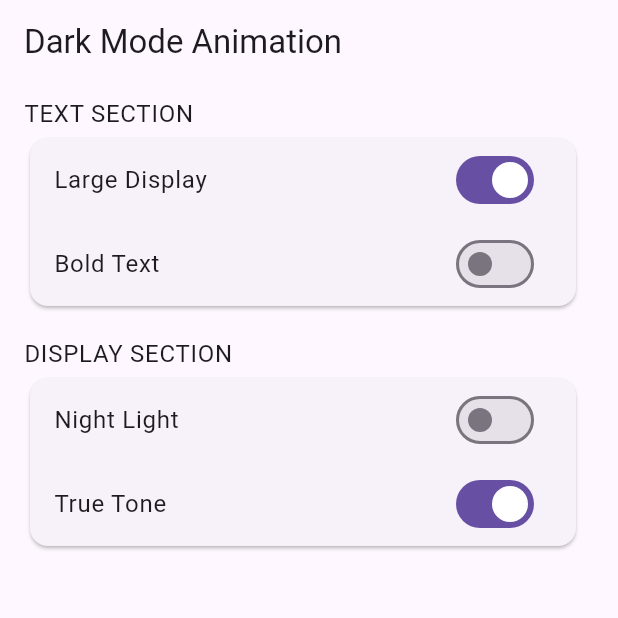
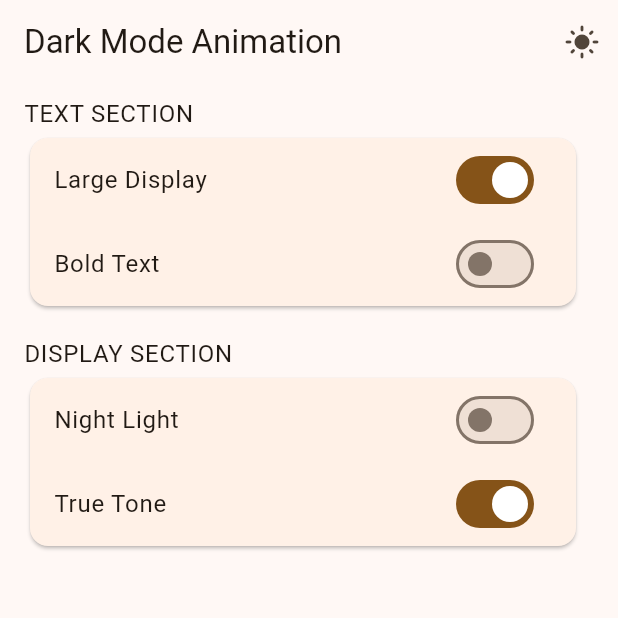
Before and after one commit to cscoderr/telegram_theme_switcher_animation, a Flutter app: the screen it shows after launch, on a phone screen of 412 x 824 dp, the top half of it. Run offline on Flutter 3.47's test engine with Material 2 defaults, Android fonts, the phone set to English and light mode, and no system bars; our stand-ins replace flutter_riverpod.

Commit message:
initial commit

```diff
--- a/lib/app.dart
+++ b/lib/app.dart
@@ -1,15 +1,47 @@
 import 'package:flutter/material.dart';
-import 'package:telegram_dark_mode_animation/home_page.dart';
+import 'package:flutter_riverpod/flutter_riverpod.dart';
+import 'package:telegram_dark_mode_animation/home/home.dart';
+import 'package:telegram_dark_mode_animation/home/providers/theme_provider.dart';
 
-class MainApp extends StatelessWidget {
+class MainApp extends ConsumerWidget {
   const MainApp({super.key});
 
   @override
-  Widget build(BuildContext context) {
+  Widget build(BuildContext context, WidgetRef ref) {
+    final theme = ref.watch(themeProvider);
     return MaterialApp(
       debugShowCheckedModeBanner: false,
-      theme: ThemeData.light(useMaterial3: true),
+      themeMode: theme,
+      theme: AppTheme.instance.lightTheme(ThemeMode.light),
+      darkTheme: AppTheme.instance.darkTheme(ThemeMode.dark),
       home: const HomePage(),
     );
   }
 }
+
+class AppTheme {
+  AppTheme._();
+  static final AppTheme _instance = AppTheme._();
+  static AppTheme get instance => _instance;
+
+  ThemeData _mainTheme(ThemeMode themeMode) {
+    return ThemeData(
+      brightness:
+          themeMode == ThemeMode.dark ? Brightness.dark : Brightness.light,
+      useMaterial3: true,
+      colorScheme: ColorScheme.fromSeed(
+        seedColor: Colors.orange,
+        brightness:
+            themeMode == ThemeMode.dark ? Brightness.dark : Brightness.light,
+      ),
+    );
+  }
+
+  ThemeData darkTheme(ThemeMode themeMode) {
+    return _mainTheme(themeMode).copyWith();
+  }
+
+  ThemeData lightTheme(ThemeMode themeMode) {
+    return _mainTheme(themeMode).copyWith();
+  }
+}
--- /dev/null
+++ b/lib/home/home.dart
@@ -0,0 +1 @@
+export 'view/home_page.dart';
--- /dev/null
+++ b/lib/home/providers/home_provider.dart
@@ -0,0 +1,5 @@
+import 'package:flutter/material.dart';
+
+class HomeProvider extends ChangeNotifier {
+  bool isDarkMode = false;
+}
--- /dev/null
+++ b/lib/home/providers/theme_provider.dart
@@ -0,0 +1,14 @@
+import 'package:flutter/material.dart';
+import 'package:flutter_riverpod/flutter_riverpod.dart';
+
+class ThemeProvider extends StateNotifier<ThemeMode> {
+  ThemeProvider() : super(ThemeMode.system);
+
+  void changeTheme(ThemeMode themeMode) {
+    state = themeMode;
+  }
+}
+
+final themeProvider = StateNotifierProvider<ThemeProvider, ThemeMode>((ref) {
+  return ThemeProvider();
+});
--- a/lib/home_page.dart
+++ b/lib/home/view/home_page.dart
@@ -1,12 +1,22 @@
-import 'package:flutter/cupertino.dart';
+import 'package:flutter/material.dart';
+import 'package:flutter_riverpod/flutter_riverpod.dart';
+import 'package:telegram_dark_mode_animation/home/providers/theme_provider.dart';
 import 'package:telegram_dark_mode_animation/widgets/widgets.dart';
 
-class HomePage extends StatelessWidget {
+class HomePage extends ConsumerStatefulWidget {
   const HomePage({super.key});
 
   @override
+  ConsumerState<ConsumerStatefulWidget> createState() => _HomePageState();
+}
+
+class _HomePageState extends ConsumerState<HomePage> {
+  final snapshotController = SnapshotController();
+  bool isDarkMode = false;
+  @override
   Widget build(BuildContext context) {
     return AdaptiveScaffold(
+      snapshotController: snapshotController,
       title: 'Dark Mode Animation',
       body: Column(
         children: [
@@ -43,6 +53,13 @@ class HomePage extends StatelessWidget {
           ),
         ],
       ),
+      onThemeIconPressed: () {
+        final mode = isDarkMode ? ThemeMode.dark : ThemeMode.light;
+        ref.read(themeProvider.notifier).changeTheme(mode);
+        setState(() {
+          isDarkMode = !isDarkMode;
+        });
+      },
     );
   }
 }
--- a/lib/widgets/adaptive_list_section.dart
+++ b/lib/widgets/adaptive_list_section.dart
@@ -20,7 +20,7 @@ class AdaptiveListSection extends StatelessWidget {
     if (Platform.isIOS || Platform.isMacOS) {
       return CupertinoListSection(
         header: title != null ? Text(title!) : null,
-        footer: title != null ? Text(footer!) : null,
+        footer: footer != null ? Text(footer!) : null,
         children: children,
       );
     } else {
--- a/lib/widgets/adaptive_scaffold.dart
+++ b/lib/widgets/adaptive_scaffold.dart
@@ -1,28 +1,39 @@
 import 'dart:io';
+import 'dart:ui' as ui;
 
 import 'package:flutter/cupertino.dart';
 import 'package:flutter/material.dart';
+import 'package:flutter/src/rendering/object.dart';
 
 class AdaptiveScaffold extends StatelessWidget {
   const AdaptiveScaffold({
     super.key,
     this.title,
     required this.body,
+    required this.snapshotController,
+    this.onThemeIconPressed,
   });
 
   final String? title;
   final Widget body;
+  final SnapshotController snapshotController;
+  final VoidCallback? onThemeIconPressed;
 
   @override
   Widget build(BuildContext context) {
+    Widget? widget;
     if (Platform.isIOS || Platform.isMacOS) {
-      return CupertinoPageScaffold(
+      widget = CupertinoPageScaffold(
         child: NestedScrollView(
           headerSliverBuilder: (context, innerBoxIsScrolled) {
             return [
               if (title != null)
                 CupertinoSliverNavigationBar(
                   largeTitle: Text(title!),
+                  trailing: IconButton(
+                    icon: const Icon(Icons.light_mode),
+                    onPressed: onThemeIconPressed,
+                  ),
                 )
             ];
           },
@@ -30,14 +41,47 @@ class AdaptiveScaffold extends StatelessWidget {
         ),
       );
     } else {
-      return Scaffold(
+      widget = Scaffold(
         appBar: title != null
             ? AppBar(
                 title: Text(title!),
+                actions: [
+                  IconButton(
+                    icon: const Icon(Icons.light_mode),
+                    onPressed: onThemeIconPressed,
+                  ),
+                ],
               )
             : null,
         body: body,
       );
     }
+    return SnapshotWidget(
+      controller: snapshotController,
+      painter: CustomSnapshotPainter(),
+      child: widget,
+    );
   }
 }
+
+class CustomSnapshotPainter extends SnapshotPainter {
+  CustomSnapshotPainter();
+  @override
+  void paint(PaintingContext context, Offset offset, Size size,
+      PaintingContextCallback painter) {
+    painter(context, offset);
+  }
+
+  @override
+  bool shouldRepaint(covariant SnapshotPainter oldPainter) => true;
+
+  @override
+  void paintSnapshot(PaintingContext context, ui.Offset offset, ui.Size size,
+      ui.Image image, ui.Size sourceSize, double pixelRatio) {
+    final Rect src = Rect.fromLTWH(0, 0, sourceSize.width, sourceSize.height);
+    final Rect dst =
+        Rect.fromLTWH(offset.dx, offset.dy, size.width, size.height);
+    final Paint paint = Paint()..filterQuality = FilterQuality.low;
+    context.canvas.drawImageRect(image, src, dst, paint);
+  }
+}
--- a/pubspec.yaml
+++ b/pubspec.yaml
@@ -9,6 +9,7 @@ environment:
 dependencies:
   flutter:
     sdk: flutter
+  flutter_riverpod: ^2.4.1
 
 dev_dependencies:
   flutter_test:
```
Also changed, not shown: lib/main.dart (+6 -1 lines), pubspec.lock.
